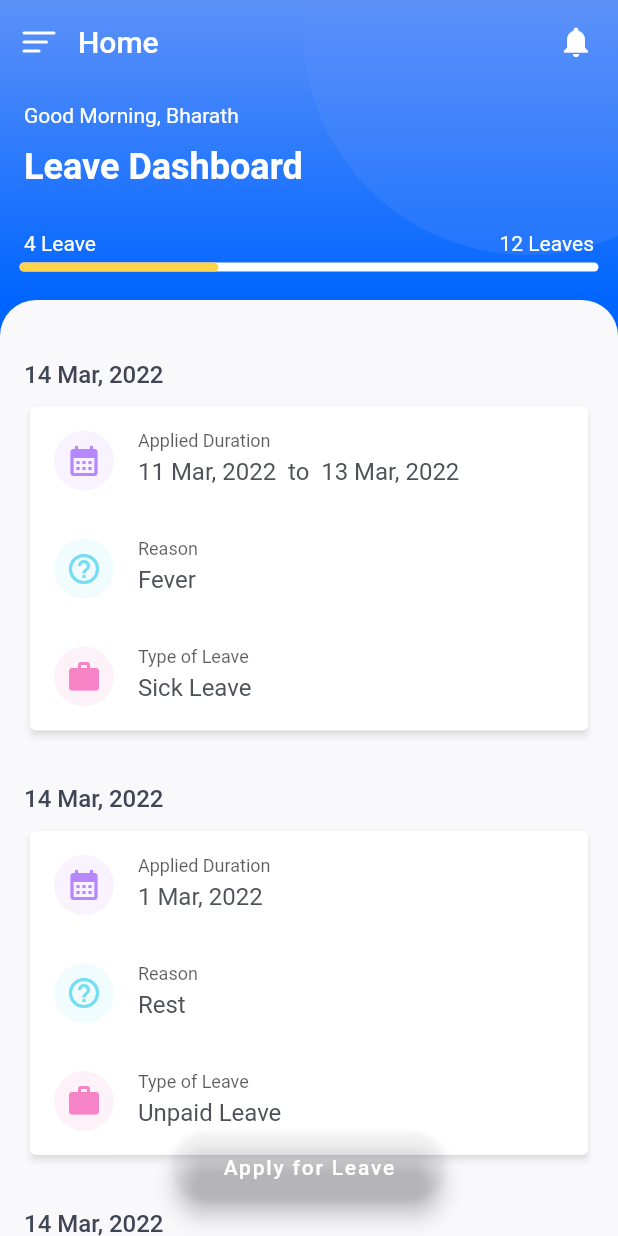
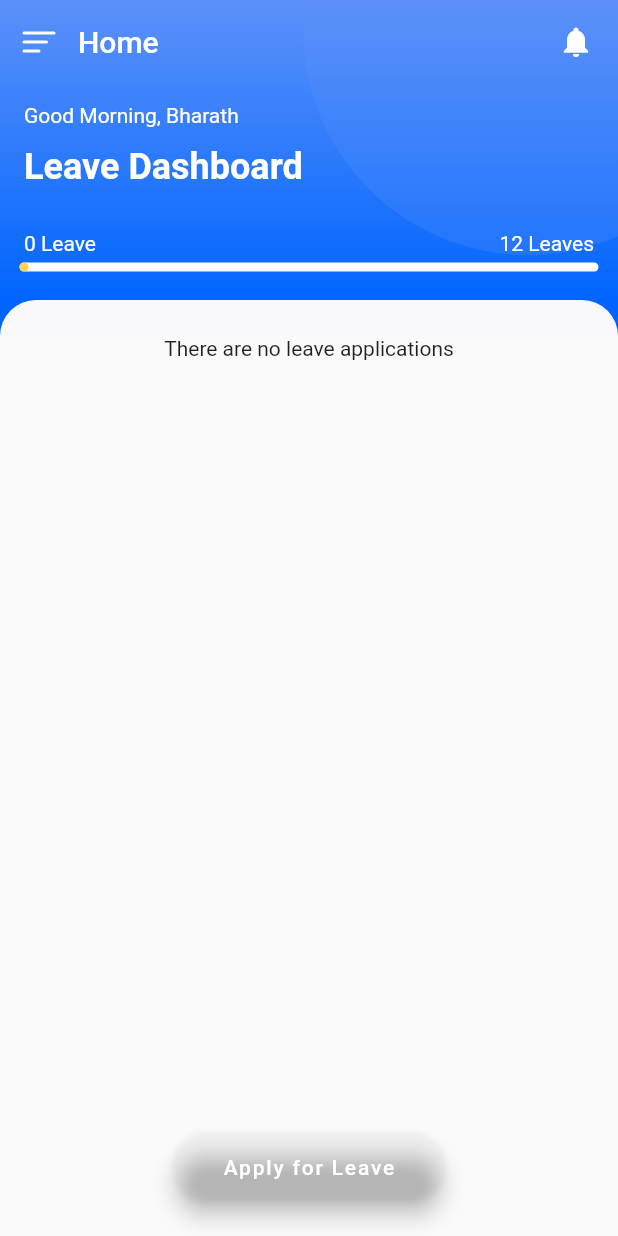
Before and after one commit to Bharathh-Raj/tdd_leave_application, a Flutter app: the screen it shows after launch, on a phone screen of 412 x 824 dp. Run offline on Flutter 3.47's test engine with Material 2 defaults, Android fonts, the phone set to English and light mode, and no system bars; our stand-ins replace dartz, flutter_bloc, freezed_annotation, get_it, hive; accounts and stored records are empty.

Commit message:
integration: fetch leave applications bloc and leave dashboard page

```diff
--- a/lib/features/leave_application/presentation/leave_apply_page.dart
+++ b/lib/features/leave_application/presentation/leave_apply_page.dart
@@ -1,6 +1,8 @@
 import 'package:flutter/material.dart';
+import 'package:flutter_bloc/flutter_bloc.dart';
 import 'package:leave_application/core/extensions/date_display_extension.dart';
 import 'package:leave_application/features/leave_application/domain/leave_application.dart';
+import 'package:leave_application/features/leave_application/presentation/bloc/apply_leave/apply_leave_cubit.dart';
 import 'package:leave_application/features/leave_application/presentation/widgets/bg_paint.dart';
 import 'package:leave_application/features/leave_application/presentation/widgets/curved_box.dart';
 import 'package:leave_application/features/leave_application/presentation/widgets/custom_calendar.dart';
@@ -138,7 +140,7 @@ class _LeaveApplyPageState extends State<LeaveApplyPage> {
                                   toDate: selectedToDate,
                                   leaveType: leaveType!,
                                   reason: leaveReason!);
-
+                              context.read<ApplyLeaveCubit>().applyLeave(leaveApplication);
                               //TODO: Call bloc
                             }
                           },
--- a/lib/features/leave_application/presentation/leave_dashboard_page.dart
+++ b/lib/features/leave_application/presentation/leave_dashboard_page.dart
@@ -1,32 +1,18 @@
 import 'package:flutter/material.dart';
-import 'package:leave_application/core/constants/color_constants.dart';
+import 'package:flutter_bloc/flutter_bloc.dart';
+import 'package:get_it/get_it.dart';
 import 'package:leave_application/features/leave_application/domain/leave_application.dart';
+import 'package:leave_application/features/leave_application/presentation/bloc/apply_leave/export.dart';
+import 'package:leave_application/features/leave_application/presentation/leave_apply_page.dart';
 import 'package:leave_application/features/leave_application/presentation/widgets/BgContainer.dart';
 import 'package:leave_application/features/leave_application/presentation/widgets/curved_box.dart';
 import 'package:leave_application/features/leave_application/presentation/widgets/dashboard_appbar.dart';
 import 'package:leave_application/features/leave_application/presentation/widgets/leave_details.dart';
 
+import 'bloc/fetch_leave_applications/export.dart';
+
 class LeaveDashboardPage extends StatelessWidget {
-  final List<LeaveApplication> leaveApplicationList = [
-    LeaveApplication(
-        id: DateTime.now(),
-        fromDate: DateTime(2022, 3, 11),
-        toDate: DateTime(2022, 3, 13),
-        leaveType: "Sick Leave",
-        reason: "Fever"),
-    LeaveApplication(
-        id: DateTime.now(),
-        fromDate: DateTime(2022, 3, 1),
-        leaveType: "Unpaid Leave",
-        reason: "Rest"),
-    LeaveApplication(
-        id: DateTime.now(),
-        fromDate: DateTime(2022, 3, 1),
-        toDate: DateTime(2022, 3, 2),
-        leaveType: "Unpaid Leave",
-        reason: "Rest")
-  ];
-  LeaveDashboardPage({Key? key}) : super(key: key);
+  const LeaveDashboardPage({Key? key}) : super(key: key);
 
   @override
   Widget build(BuildContext context) {
@@ -35,13 +21,33 @@ class LeaveDashboardPage extends StatelessWidget {
         slivers: [
           const DashboardAppbar(),
           const SliverToBoxAdapter(child: CurvedBox()),
-          SliverList(
-              delegate: SliverChildBuilderDelegate(
-            (context, index) {
-              return LeaveDetails(leaveApplication: leaveApplicationList[index]);
+          BlocBuilder<FetchLeaveApplicationsCubit, FetchLeaveApplicationsState>(
+            builder: (context, state) {
+              return state.map(loading: (value) {
+                return const SliverToBoxAdapter(
+                  child: Center(
+                    child: CircularProgressIndicator(),
+                  ),
+                );
+              }, success: (successState) {
+                final List<LeaveApplication>? applicationsList = successState.leaveApplications;
+                if (applicationsList == null) {
+                  return const SliverToBoxAdapter(
+                      child: Center(child: Text("There are no leave applications")));
+                }
+                return SliverList(
+                    delegate: SliverChildBuilderDelegate(
+                  (context, index) {
+                    return LeaveDetails(leaveApplication: applicationsList[index]);
+                  },
+                  childCount: applicationsList.length,
+                ));
+              }, failure: (failureState) {
+                return SliverToBoxAdapter(
+                    child: Center(child: Text(failureState.failure.messageToDisplay)));
+              });
             },
-            childCount: leaveApplicationList.length,
-          )),
+          ),
         ],
       ),
       floatingActionButtonLocation: FloatingActionButtonLocation.centerDocked,
@@ -52,7 +58,13 @@ class LeaveDashboardPage extends StatelessWidget {
         child: BgContainer(
           child: FloatingActionButton(
             backgroundColor: Colors.transparent,
-            onPressed: () {},
+            onPressed: () {
+              Navigator.of(context).push(MaterialPageRoute(
+                builder: (context) => BlocProvider<ApplyLeaveCubit>(
+                    create: (context) => ApplyLeaveCubit(applyLeaveUseCase: GetIt.I()),
+                    child: const LeaveApplyPage()),
+              ));
+            },
             child: const Text("Apply for Leave"),
             shape:
                 const RoundedRectangleBorder(borderRadius: BorderRadius.all(Radius.circular(24))),
--- a/lib/main.dart
+++ b/lib/main.dart
@@ -1,8 +1,12 @@
 import 'package:flutter/material.dart';
 import 'package:flutter/services.dart';
+import 'package:flutter_bloc/flutter_bloc.dart';
+import 'package:get_it/get_it.dart';
 import 'package:leave_application/core/constants/string_constants.dart';
 import 'package:leave_application/features/leave_application/presentation/leave_dashboard_page.dart';
 import 'package:leave_application/service_locator.dart';
+
+import 'features/leave_application/presentation/bloc/fetch_leave_applications/fetch_leave_applications_cubit.dart';
 
 void main() async {
   SystemChrome.setSystemUIOverlayStyle(const SystemUiOverlayStyle(
@@ -24,7 +28,10 @@ class MyApp extends StatelessWidget {
     return MaterialApp(
       debugShowCheckedModeBanner: false,
       title: StringConstants.appTitle,
-      home: LeaveDashboardPage(),
+      home: BlocProvider<FetchLeaveApplicationsCubit>(
+        create: (context) => FetchLeaveApplicationsCubit(fetchLeaveApplicationUseCase: GetIt.I()),
+        child: LeaveDashboardPage(),
+      ),
     );
   }
 }
```
Also changed, not shown: lib/features/leave_application/data/leave_application_model.dart (+5 -6 lines), lib/features/leave_application/presentation/widgets/dashboard_appbar.dart (+15 -4 lines).
